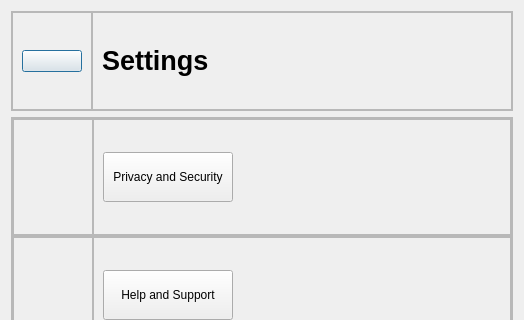
aavashlamichhane/LibMan, file settings.ui: the form before one commit; both pictures show x 0 to 524 and y 0 to 320 of the 524 by 601 pixel window.
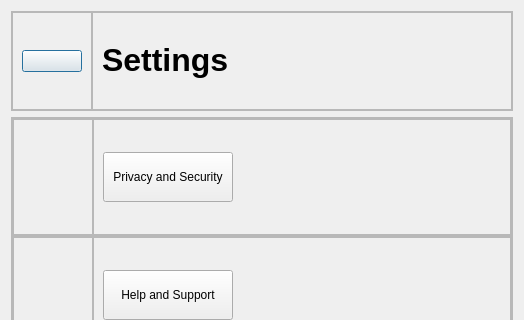
The form after the commit. Icons and pictures are not drawn.

```diff
--- a/settings.ui
+++ b/settings.ui
@@ -91,7 +91,7 @@
          <item>
           <widget class="QLabel" name="label_name">
            <property name="text">
-            <string>&lt;html&gt;&lt;head/&gt;&lt;body&gt;&lt;p&gt;&lt;span style=&quot; font-size:20pt; font-weight:700;&quot;&gt;Settings&lt;/span&gt;&lt;/p&gt;&lt;/body&gt;&lt;/html&gt;</string>
+            <string>&lt;html&gt;&lt;head/&gt;&lt;body&gt;&lt;p&gt;&lt;span style=&quot; font-size:24pt; font-weight:700;&quot;&gt;Settings&lt;/span&gt;&lt;/p&gt;&lt;/body&gt;&lt;/html&gt;</string>
            </property>
           </widget>
          </item>
```
